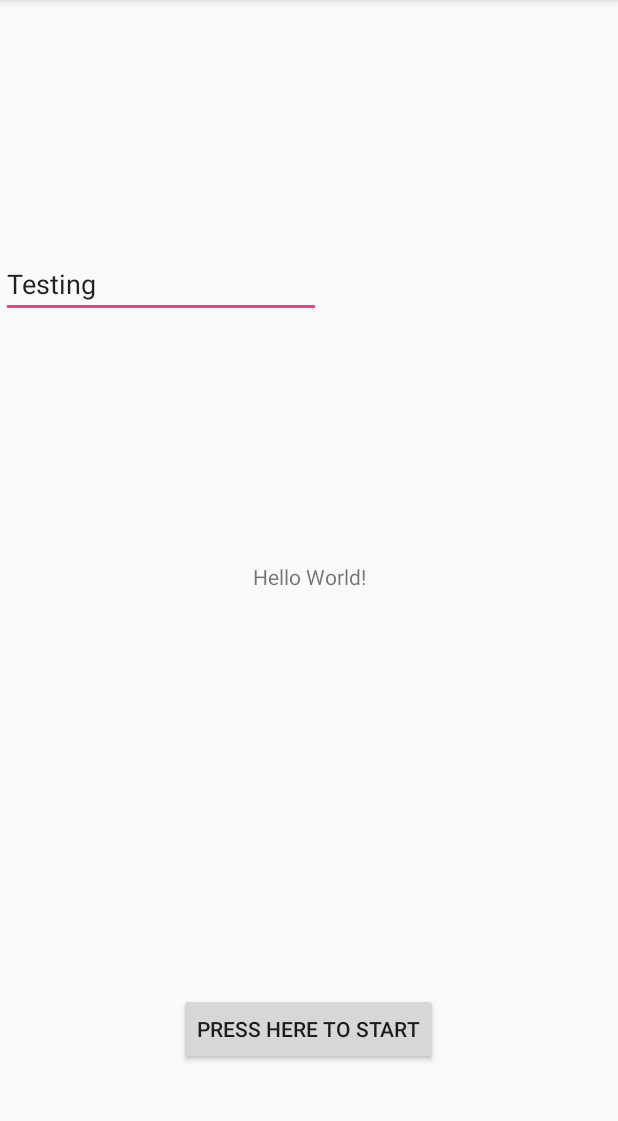
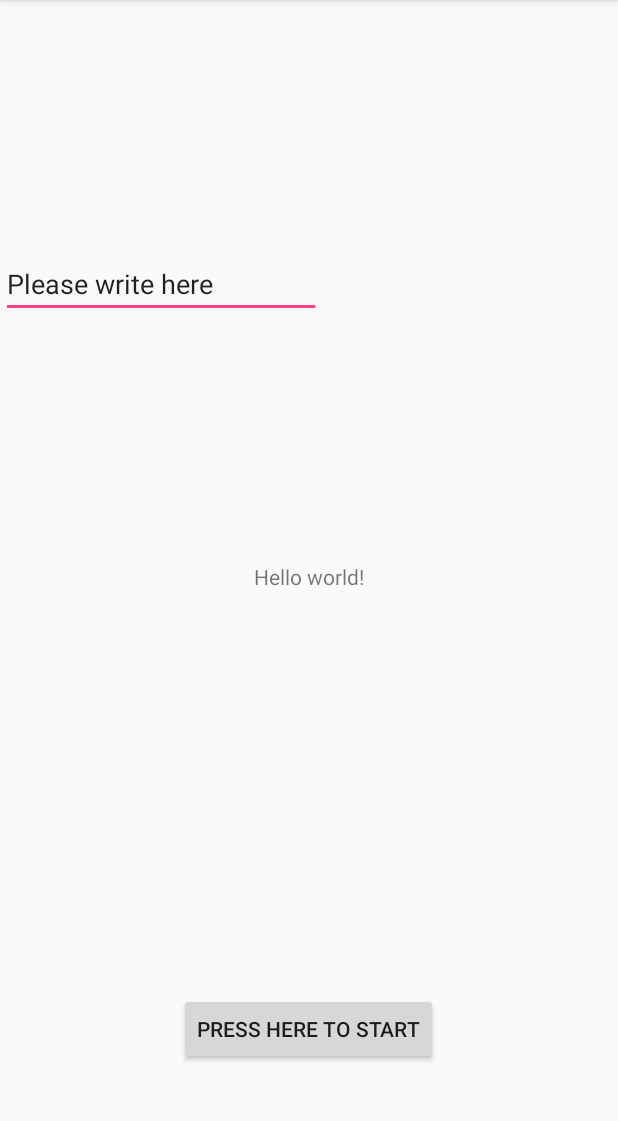
Before and after one commit to rykerish/Bootcamp, an Android app: the screen it shows after launch (MainActivity), on a phone screen of 412 x 824 dp, the part 84-1205 px from its top. Run offline under Robolectric (Android 15) with nearby library versions, the phone set to English and light mode, and no system bars.

Commit message:
Add strings for each elements to strings.xml and connect the main_activity to the correct string from strings.xml

```diff
--- a/app/src/main/res/layout/activity_main.xml
+++ b/app/src/main/res/layout/activity_main.xml
@@ -10,7 +10,7 @@
         android:id="@+id/textView"
         android:layout_width="wrap_content"
         android:layout_height="wrap_content"
-        android:text="Hello World!"
+        android:text="@string/hello"
         app:layout_constraintBottom_toBottomOf="parent"
         app:layout_constraintLeft_toLeftOf="parent"
         app:layout_constraintRight_toRightOf="parent"
@@ -26,7 +26,7 @@
         android:layout_marginTop="125dp"
         android:ems="10"
         android:inputType="textPersonName"
-        android:text="Testing"
+        android:text="@string/mainName"
         app:layout_constraintBottom_toTopOf="@+id/textView"
         app:layout_constraintEnd_toEndOf="parent"
         app:layout_constraintStart_toStartOf="parent"
@@ -42,7 +42,7 @@
         android:layout_marginRight="119dp"
         android:layout_marginStart="118dp"
         android:layout_marginTop="227dp"
-        android:text="Press here to start"
+        android:text="@string/mainGoButton"
         app:layout_constraintBottom_toBottomOf="parent"
         app:layout_constraintEnd_toEndOf="parent"
         app:layout_constraintStart_toStartOf="parent"
--- a/app/src/main/res/values/strings.xml
+++ b/app/src/main/res/values/strings.xml
@@ -1,3 +1,6 @@
 <resources>
     <string name="app_name">Bootcamp</string>
+    <string name="mainName">Please write here</string>
+    <string name="mainGoButton">Press here to start</string>
+    <string name="hello">Hello world!</string>
 </resources>
```
